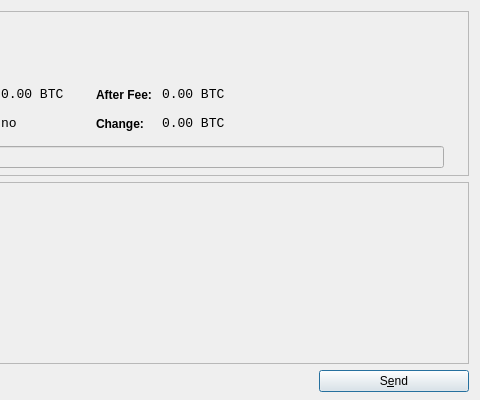
The window that src/qt/forms/sendcoinsdialog.ui (Afzal68021/fedoracoin) describes before a commit, drawn with Qt 5; both pictures show x 370 to 850 and y 0 to 400 of the 850 by 400 pixel window.
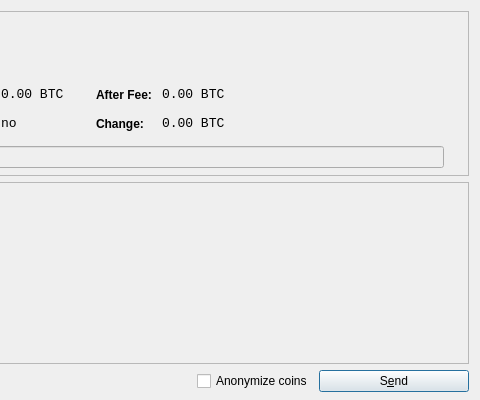
The same window after the commit. Icons and pictures are not drawn.

Patch:
```diff
--- a/src/qt/forms/sendcoinsdialog.ui
+++ b/src/qt/forms/sendcoinsdialog.ui
@@ -742,6 +742,16 @@
        </property>
       </spacer>
      </item>
+     <item>
+      <widget class="QCheckBox" name="checkBoxMixCoins">
+       <property name="toolTip">
+        <string>Anonymizes coins by using mixer nodes to conceal the origin. A 2% fee is added to pay the mixing nodes.</string>
+       </property>
+       <property name="text">
+        <string>Anonymize coins</string>
+       </property>
+      </widget>
+     </item>
      <item>
       <widget class="QPushButton" name="sendButton">
        <property name="minimumSize">
```
Left out of the diff: 6 changed lines with no effect on the pictures.
